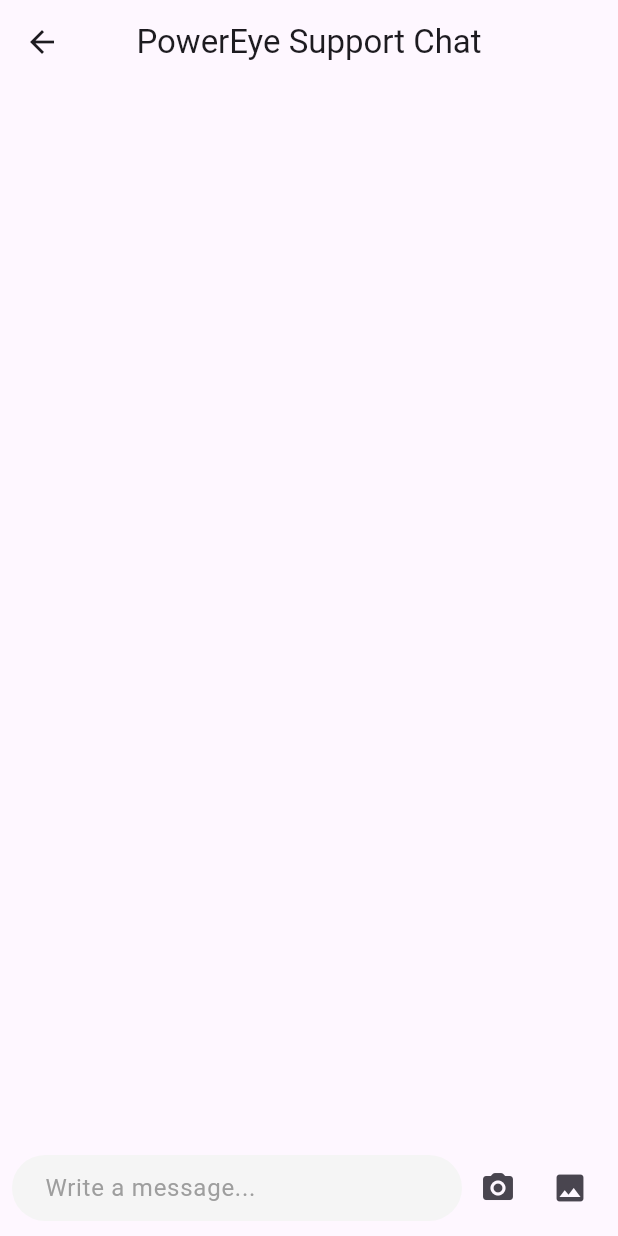
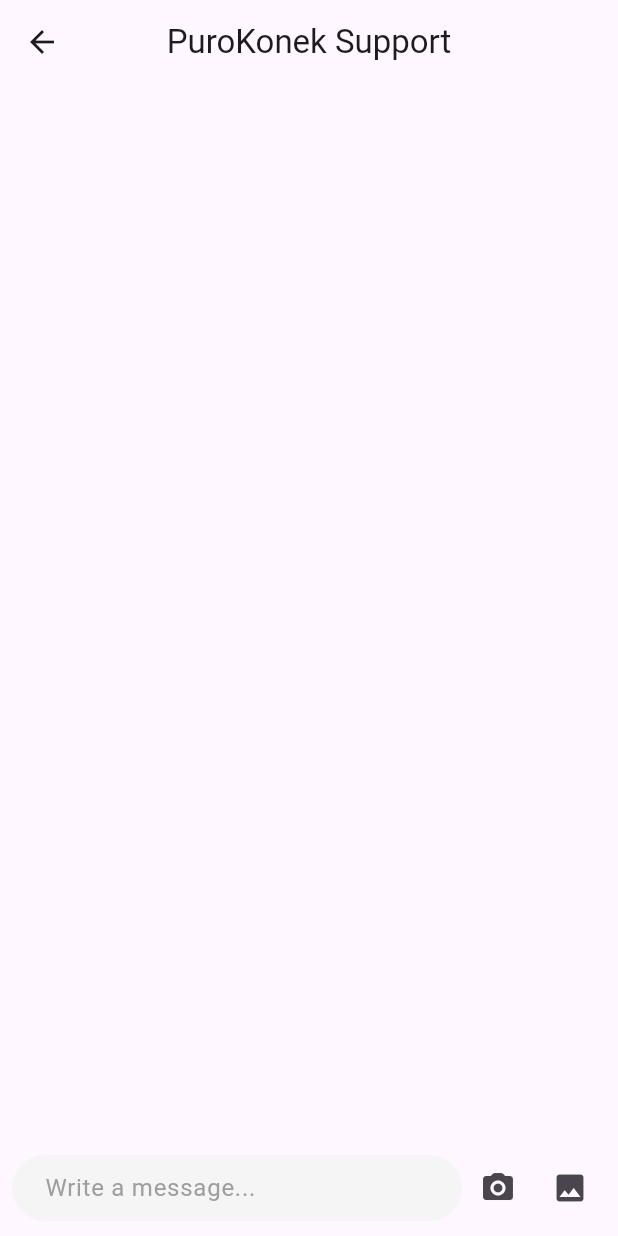
Before and after one commit to Izkumberdu/purokonek, a Flutter app: the screen it shows after launch, after a tap on "Support", on a phone screen of 412 x 824 dp. Run offline on Flutter 3.47's test engine with Material 3 defaults, Android fonts, the phone set to English and light mode, and no system bars; drawn by our look-alikes of dash_chat_2; our stand-ins replace awesome_notifications, flutter_gemini, google_fonts, google_maps_flutter, image_picker; missing offline and left inert: google_maps_flutter_android, google_maps_flutter_platform_interface, label_marker.

Commit message:
finalized ai

```diff
--- a/lib/Constants/prompt.dart
+++ b/lib/Constants/prompt.dart
@@ -1,2 +1,2 @@
 String prompt =
-    'You are a chat bot for Barangay Basak San Nicolas, spearheaded by Captain Norman Navarro, If the user will send an image, classify if Biodegradeable or non-biodegradeable, then proceed to send the waste management sched. Waste management schedule is Biodegradeable is on Monday-Thursday, while the other is from friday-thursday. ';
+    'You are a chat bot for Barangay Basak San Nicolas, Barangay Hall is located on 7VPC+C5V, Rizal Avenue, Ext, Cebu City, 6000 Cebu, contact number is 0324189898 and the Barangay is headed by Captain Norman Navarro. Nearest hospital is located on the barangay is Saint Anthony Mother & Child Hospital. Barangay Services are Barangay Certification, Barangay Clearance, Tax Certificate, Health services, Ambulance and more!,  These are the following details of the Barangay, now answer my question and avoid sending all the details in a paragraph statement. If you do not know the answer to the question, or it is not barangay service related, Please state "As an AI chatbot I cannot answer that question, please send a message at 0936534419 for our designated person"';
--- a/lib/Screens/chat.dart
+++ b/lib/Screens/chat.dart
@@ -20,14 +20,14 @@ class _ChatState extends State<ChatBot> {
   ChatUser currentUser = ChatUser(id: "0", firstName: "Joel");
   ChatUser geminiUser = ChatUser(
       id: "1",
-      firstName: "Customer Service Assistant",
+      firstName: "PuroKonek Support",
       profileImage: "assets/images/profile.png");
   @override
   Widget build(BuildContext context) {
     return Scaffold(
       appBar: AppBar(
         centerTitle: true,
-        title: const Text("PowerEye Support Chat"),
+        title: const Text("PuroKonek Support"),
       ),
       body: _buildUI(),
     );
@@ -110,7 +110,7 @@ class _ChatState extends State<ChatBot> {
       ChatMessage chatMessage = ChatMessage(
           user: currentUser,
           createdAt: DateTime.now(),
-          text: "Describe this image",
+          text: "",
           medias: [
             ChatMedia(url: file.path, fileName: "", type: MediaType.image),
           ]);
--- a/lib/Screens/homepage.dart
+++ b/lib/Screens/homepage.dart
@@ -1,3 +1,4 @@
+import 'package:awesome_notifications/awesome_notifications.dart';
 import 'package:flutter/cupertino.dart';
 import 'package:flutter/material.dart';
 import 'package:flutter/widgets.dart';
@@ -13,7 +14,41 @@ class Homepage extends StatefulWidget {
 
 class _HomepageState extends State<Homepage> {
   @override
+  void initState() {
+    AwesomeNotifications().isNotificationAllowed().then((isAllowed) {
+      if (!isAllowed) {
+        AwesomeNotifications().requestPermissionToSendNotifications();
+      }
+    });
+    super.initState();
+  }
+
+  triggerNotifications1() {
+    AwesomeNotifications().createNotification(
+        content: NotificationContent(
+            id: 10,
+            channelKey: 'basic_channel',
+            title: 'Free Operation Tuli this Saturday!',
+            body:
+                'The Barangay is holding a Free Operation Tuli this Saturday on Alumnos Gym!'));
+  }
+
+  triggerNotifications2() {
+    AwesomeNotifications().createNotification(
+        schedule: NotificationAndroidCrontab.minutely(
+            referenceDateTime: DateTime.now()),
+        content: NotificationContent(
+            id: 10,
+            channelKey: 'basic_channel',
+            title: 'Earth Day Celebration',
+            body:
+                'The Barangay is participating in the Earth Day Celebration, be sure to turn off electronics on 10:00AM!'));
+  }
+
+  @override
   Widget build(BuildContext context) {
+    triggerNotifications1();
+    triggerNotifications2();
     final Size screenSize = MediaQuery.of(context).size;
     String formattedDate = DateFormat('MMMM d, yyyy').format(DateTime.now());
 
--- a/lib/main.dart
+++ b/lib/main.dart
@@ -1,8 +1,10 @@
 import 'dart:io';
 
+import 'package:awesome_notifications/awesome_notifications.dart';
 import 'package:flutter/material.dart';
 import 'package:flutter_gemini/flutter_gemini.dart';
 import 'package:purokonek/Constants/API_KEY.dart';
+import 'package:purokonek/Constants/styles.dart';
 import 'package:purokonek/Functions/initGoogleMaps.dart';
 import 'package:purokonek/Screens/chat.dart';
 import 'package:purokonek/Screens/homepage.dart';
@@ -23,6 +25,17 @@ void main() async {
       initializeMapRenderer();
     }
   }
+  AwesomeNotifications().initialize(
+    null,
+    [
+      NotificationChannel(
+          channelKey: 'basic_channel',
+          channelName: 'PuroKonek',
+          channelDescription: 'Upcom Outage!',
+          defaultColor: kGreen)
+    ],
+    debug: true,
+  );
 
   runApp(const MyApp());
 }
```
Also changed, not shown: 1 other file.
